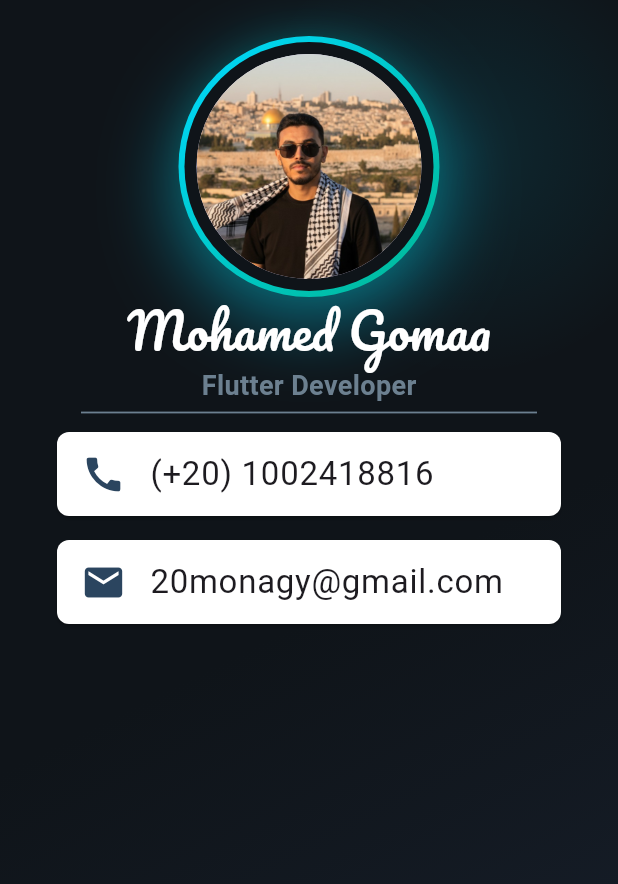
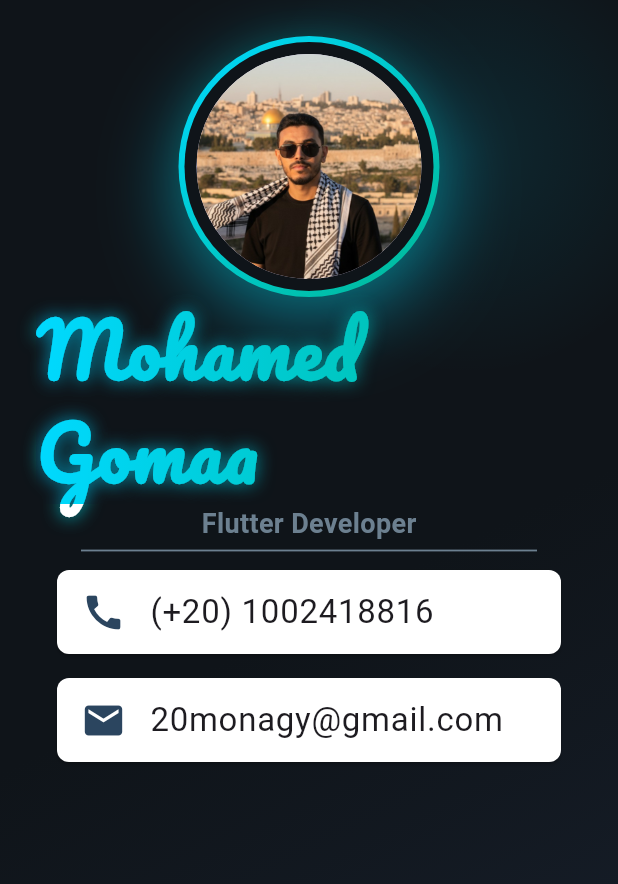
Before and after one commit to mohamedgomaa20/business_card_app, a Flutter app: the screen it shows after launch, on a phone screen of 412 x 824 dp. Shown: the top 884 px of the screen. Run offline on Flutter 3.47's test engine with Material 3 defaults, Android fonts, the phone set to English and light mode, and no system bars.

Commit message:
enhance Mohamed Gomaa Text and adding ShaderMask

```diff
--- a/lib/business_card_app_screen.dart
+++ b/lib/business_card_app_screen.dart
@@ -88,12 +88,30 @@ class BusinessCardAppScreen extends StatelessWidget {
                           ),
                         ),
                       ),
-                      const Text(
-                        "Mohamed Gomaa",
-                        style: TextStyle(
-                          fontFamily: "Pacifico",
-                          fontSize: 32,
-                          color: Colors.white,
+
+                      ShaderMask(
+                        shaderCallback: (bounds) => LinearGradient(
+                          colors: [accentColor, secondaryAccent],
+                        ).createShader(bounds),
+                        child: Text(
+                          "Mohamed Gomaa",
+                          style: TextStyle(
+                            shadows: [
+                              Shadow(
+                                color: accentColor.withOpacity(.6),
+                                blurRadius: 15,
+                              ),
+                              Shadow(
+                                color: secondaryAccent.withOpacity(.3),
+                                blurRadius: 15,
+                              ),
+                            ],
+                            fontFamily: "Pacifico",
+                            fontSize: 48,
+                            fontWeight: FontWeight.bold,
+                            color: Colors.white,
+                            letterSpacing: 1.5,
+                          ),
                         ),
                       ),
                       const Text(
--- a/pubspec.yaml
+++ b/pubspec.yaml
@@ -48,3 +48,6 @@ flutter:
     - family: Pacifico
       fonts:
         - asset: assets/fonts/Pacifico-Regular.ttf
+    - family: Raleway
+      fonts:
+        - asset: assets/fonts/Raleway-Regular.ttf
```
Also changed, not shown: assets/fonts/Raleway-Regular.ttf (added).
